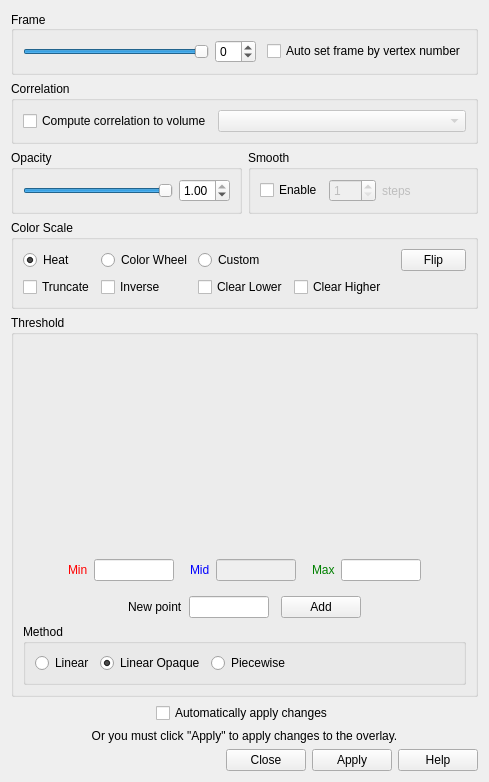
freesurfer/freesurfer, file freeview/WindowConfigureOverlay.ui: the form before one commit.
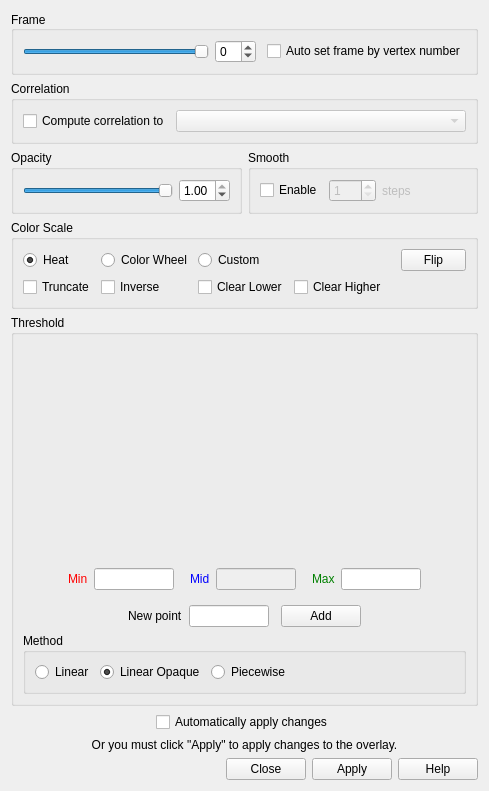
The form after the commit. Custom widgets are drawn as their Qt base class.

Commit message: More fix on correlation maps

Patch:
```diff
--- a/freeview/WindowConfigureOverlay.ui
+++ b/freeview/WindowConfigureOverlay.ui
@@ -7,7 +7,7 @@
     <x>0</x>
     <y>0</y>
     <width>489</width>
-    <height>750</height>
+    <height>791</height>
    </rect>
   </property>
   <property name="windowTitle">
@@ -173,7 +173,7 @@
         <item>
          <widget class="QCheckBox" name="checkBoxComputeCorrelation">
           <property name="text">
-           <string>Compute correlation to volume</string>
+           <string>Compute correlation to</string>
           </property>
          </widget>
         </item>
```
The commit also changes 4 other files.
